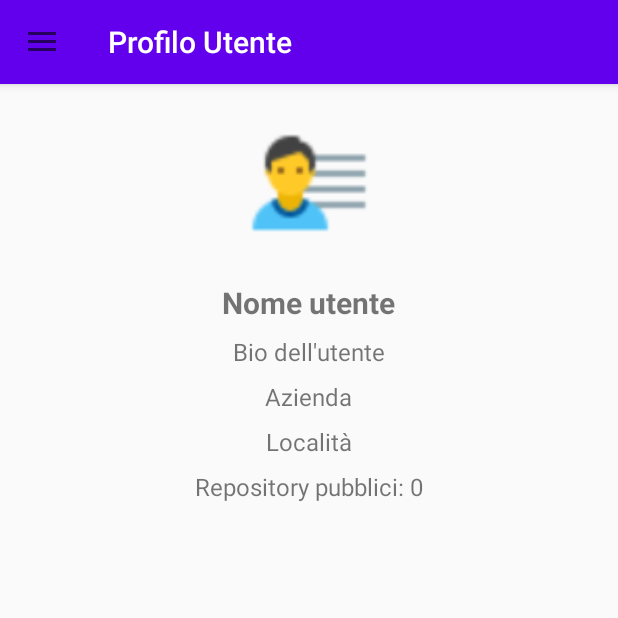
After one commit to xtemumio/GitHubRepo, an Android app: the UserProfileActivity screen opened directly, with no data from a screen before it, on a phone screen of 412 x 824 dp, the top half of it. The commit adds this screen. Run offline under Robolectric (Android 15) with nearby library versions, the phone set to English and light mode, and no system bars; our stand-ins replace Picasso; pictures from the network do not load.

Commit message:
creata una sezione dove visualizzare l'account utente

```diff
--- a/app/build.gradle.kts
+++ b/app/build.gradle.kts
@@ -69,6 +69,9 @@ dependencies {
     implementation(libs.androidx.appcompat)
     implementation(libs.androidx.recyclerview)
     implementation (libs.androidx.recyclerview.v121)
+    implementation(libs.firebase.firestore.ktx)
+    implementation("com.github.bumptech.glide:glide:4.12.0")
+    implementation("com.squareup.picasso:picasso:2.71828")
     testImplementation(libs.junit)
     androidTestImplementation(libs.androidx.junit)
     androidTestImplementation(libs.androidx.espresso.core)
--- a/app/src/main/AndroidManifest.xml
+++ b/app/src/main/AndroidManifest.xml
@@ -30,6 +30,7 @@
 
         </activity>
         <activity android:name=".MainActivity" />
+        <activity android:name=".UserProfileActivity" />
     </application>
 
 </manifest>
--- a/app/src/main/java/com/example/githubrepo/GitHubAuthService.kt
+++ b/app/src/main/java/com/example/githubrepo/GitHubAuthService.kt
@@ -1,5 +1,5 @@
-import com.example.githubrepo.AccessTokenResponse
 import com.example.githubrepo.Repository
+import com.google.firebase.firestore.auth.User
 import okhttp3.ResponseBody
 import retrofit2.Call
 import retrofit2.http.Field
@@ -22,4 +22,6 @@ interface GitHubAuthService {
     fun getRepositories(
         @Header("Authorization") accessToken: String
     ): Call<List<Repository>>
-}
+
+    @GET("user")
+    fun getUserProfile(@Header("Authorization") authToken: String): Call<com.example.githubrepo.User>}
--- /dev/null
+++ b/app/src/main/java/com/example/githubrepo/UserProfileActivity.kt
@@ -0,0 +1,133 @@
+package com.example.githubrepo
+
+import GitHubAuthService
+import android.content.Intent
+import android.os.Bundle
+import android.view.MenuItem
+import android.widget.ImageView
+import android.widget.TextView
+import android.widget.Toast
+import androidx.appcompat.app.ActionBarDrawerToggle
+import androidx.appcompat.app.AppCompatActivity
+import androidx.core.view.GravityCompat
+import com.google.android.material.navigation.NavigationView
+import com.squareup.picasso.Picasso
+import retrofit2.Call
+import retrofit2.Callback
+import retrofit2.Response
+import retrofit2.Retrofit
+import retrofit2.converter.gson.GsonConverterFactory
+
+class UserProfileActivity : AppCompatActivity(), NavigationView.OnNavigationItemSelectedListener {
+
+    private lateinit var profileImage: ImageView
+    private lateinit var userName: TextView
+    private lateinit var userBio: TextView
+    private lateinit var userCompany: TextView
+    private lateinit var userLocation: TextView
+    private lateinit var userPublicRepos: TextView
+    private lateinit var drawerLayout: androidx.drawerlayout.widget.DrawerLayout
+    private lateinit var navigationView: NavigationView
+    private var accessToken: String? = null
+
+    override fun onCreate(savedInstanceState: Bundle?) {
+        super.onCreate(savedInstanceState)
+        setContentView(R.layout.activity_user_profile)
+
+        drawerLayout = findViewById(R.id.drawerLayout)
+        navigationView = findViewById(R.id.navigationView)
+        navigationView.setNavigationItemSelectedListener(this)
+
+        val toolbar: androidx.appcompat.widget.Toolbar = findViewById(R.id.userProfileToolbar)
+        setSupportActionBar(toolbar)
+
+        val toggle = ActionBarDrawerToggle(
+            this, drawerLayout, toolbar, R.string.open_drawer, R.string.close_drawer
+        )
+        drawerLayout.addDrawerListener(toggle)
+        toggle.syncState()
+
+        profileImage = findViewById(R.id.profileImage)
+        userName = findViewById(R.id.userName)
+        userBio = findViewById(R.id.userBio)
+        userCompany = findViewById(R.id.userCompany)
+        userLocation = findViewById(R.id.userLocation)
+        userPublicRepos = findViewById(R.id.userPublicRepos)
+
+        accessToken = intent.getStringExtra("ACCESS_TOKEN")
+        if (accessToken != null) {
+            fetchUserProfile(accessToken!!)
+        } else {
+            Toast.makeText(this, "Token di accesso non trovato", Toast.LENGTH_SHORT).show()
+        }
+    }
+
+    private fun fetchUserProfile(accessToken: String) {
+        val retrofit = Retrofit.Builder()
+            .baseUrl("https://api.github.com/")
+            .addConverterFactory(GsonConverterFactory.create())
+            .build()
+
+        val service = retrofit.create(GitHubAuthService::class.java)
+        val call: Call<User> = service.getUserProfile("Bearer $accessToken")
+
+        call.enqueue(object : Callback<User> {
+            override fun onResponse(call: Call<User>, response: Response<User>) {
+                if (response.isSuccessful) {
+                    val user = response.body()
+                    if (user != null) {
+                        updateUI(user)
+                    }
+                } else {
+                    Toast.makeText(this@UserProfileActivity, "Errore nel recupero del profilo", Toast.LENGTH_SHORT).show()
+                }
+            }
+
+            override fun onFailure(call: Call<User>, t: Throwable) {
+                Toast.makeText(this@UserProfileActivity, "Errore di connessione", Toast.LENGTH_SHORT).show()
+            }
+        })
+    }
+
+    private fun updateUI(user: User) {
+        userName.text = user.name
+        userBio.text = user.bio ?: "Bio non disponibile"
+        userCompany.text = "Azienda: ${user.company ?: "N/A"}"
+        userLocation.text = "Località: ${user.location ?: "N/A"}"
+        userPublicRepos.text = "Repository pubblici: ${user.publicRepos}"
+
+        Picasso.get()
+            .load(user.avatarUrl)
+            .placeholder(R.drawable.user_menu)
+            .error(R.drawable.user_menu)
+            .into(profileImage)
+    }
+
+    private fun handleLogout() {
+        getSharedPreferences("MyAppPrefs", MODE_PRIVATE).edit().remove("ACCESS_TOKEN").apply()
+        val intent = Intent(this, LoginActivity::class.java)
+        intent.flags = Intent.FLAG_ACTIVITY_CLEAR_TOP or Intent.FLAG_ACTIVITY_NEW_TASK
+        startActivity(intent)
+        finish()
+        Toast.makeText(this, "Logout effettuato", Toast.LENGTH_SHORT).show()
+    }
+
+    override fun onNavigationItemSelected(item: MenuItem): Boolean {
+        when (item.itemId) {
+            R.id.menu_home -> {
+                drawerLayout.closeDrawer(GravityCompat.START)
+                finish()
+            }
+            R.id.menu_logout -> handleLogout()
+        }
+        return true
+    }
+
+    override fun onBackPressed() {
+        if (drawerLayout.isDrawerOpen(GravityCompat.START)) {
+            drawerLayout.closeDrawer(GravityCompat.START)
+        } else {
+            super.onBackPressed()
+        }
+    }
+}
--- /dev/null
+++ b/app/src/main/res/layout/activity_user_profile.xml
@@ -0,0 +1,103 @@
+<?xml version="1.0" encoding="utf-8"?>
+<androidx.drawerlayout.widget.DrawerLayout xmlns:android="http://schemas.android.com/apk/res/android"
+    xmlns:app="http://schemas.android.com/apk/res-auto"
+    android:id="@+id/drawerLayout"
+    android:layout_width="match_parent"
+    android:layout_height="match_parent">
+
+    <!-- Contenuto principale della schermata (LinearLayout con Toolbar e RelativeLayout) -->
+    <LinearLayout
+        android:layout_width="match_parent"
+        android:layout_height="match_parent"
+        android:orientation="vertical">
+
+        <!-- Toolbar in alto -->
+        <androidx.appcompat.widget.Toolbar
+            android:id="@+id/userProfileToolbar"
+            android:layout_width="match_parent"
+            android:layout_height="wrap_content"
+            android:background="?attr/colorPrimary"
+            android:elevation="4dp"
+            app:title="Profilo Utente"
+            app:titleTextColor="@android:color/white" />
+
+        <!-- Layout per il contenuto del profilo utente -->
+        <RelativeLayout
+            android:layout_width="match_parent"
+            android:layout_height="match_parent"
+            android:padding="16dp">
+
+            <!-- Immagine del profilo utente -->
+            <ImageView
+                android:id="@+id/profileImage"
+                android:layout_width="100dp"
+                android:layout_height="100dp"
+                android:layout_centerHorizontal="true"
+                android:src="@drawable/user_menu"
+                android:contentDescription="@string/user_profile_image" />
+
+            <!-- Nome dell'utente -->
+            <TextView
+                android:id="@+id/userName"
+                android:layout_width="wrap_content"
+                android:layout_height="wrap_content"
+                android:layout_below="@id/profileImage"
+                android:layout_marginTop="16dp"
+                android:layout_centerHorizontal="true"
+                android:text="Nome utente"
+                android:textSize="20sp"
+                android:textStyle="bold" />
+
+            <!-- Altri dettagli dell'utente -->
+            <TextView
+                android:id="@+id/userBio"
+                android:layout_width="wrap_content"
+                android:layout_height="wrap_content"
+                android:layout_below="@id/userName"
+                android:layout_marginTop="8dp"
+                android:layout_centerHorizontal="true"
+                android:text="Bio dell'utente"
+                android:textSize="16sp" />
+
+            <TextView
+                android:id="@+id/userCompany"
+                android:layout_width="wrap_content"
+                android:layout_height="wrap_content"
+                android:layout_below="@id/userBio"
+                android:layout_marginTop="8dp"
+                android:layout_centerHorizontal="true"
+                android:text="Azienda"
+                android:textSize="16sp" />
+
+            <TextView
+                android:id="@+id/userLocation"
+                android:layout_width="wrap_content"
+                android:layout_height="wrap_content"
+                android:layout_below="@id/userCompany"
+                android:layout_marginTop="8dp"
+                android:layout_centerHorizontal="true"
+                android:text="Località"
+                android:textSize="16sp" />
+
+            <TextView
+                android:id="@+id/userPublicRepos"
+                android:layout_width="wrap_content"
+                android:layout_height="wrap_content"
+                android:layout_below="@id/userLocation"
+                android:layout_marginTop="8dp"
+                android:layout_centerHorizontal="true"
+                android:text="Repository pubblici: 0"
+                android:textSize="16sp" />
+        </RelativeLayout>
+    </LinearLayout>
+
+    <!-- NavigationView per il menu laterale -->
+    <com.google.android.material.navigation.NavigationView
+        android:id="@+id/navigationView"
+        android:layout_width="wrap_content"
+        android:layout_height="match_parent"
+        android:layout_gravity="start"
+        android:fitsSystemWindows="true"
+        app:menu="@menu/drawer_menu" />
+
+</androidx.drawerlayout.widget.DrawerLayout>
--- a/app/src/main/res/menu/drawer_menu.xml
+++ b/app/src/main/res/menu/drawer_menu.xml
@@ -1,10 +1,16 @@
 <menu xmlns:android="http://schemas.android.com/apk/res/android">
+    <item
+        android:id="@+id/menu_home"
+        android:icon="@drawable/home"
+    android:title="Home" />
+
+    <item
+        android:id="@+id/menu_profile"
+        android:icon="@drawable/user_menu"
+    android:title="Profilo Utente" />
+
     <item
         android:id="@+id/menu_logout"
         android:icon="@drawable/logout"
         android:title="Logout" />
-    <item
-        android:id="@+id/menu_github"
-        android:icon="@drawable/icon"
-        android:title="Apri GitHub" />
 </menu>
--- a/app/src/main/res/values/strings.xml
+++ b/app/src/main/res/values/strings.xml
@@ -3,4 +3,7 @@
     <string name="info_button_description">InfoButton</string>
     <string name="open">Apri menu</string>
     <string name="close">Chiudi menu</string>
+    <string name="open_drawer">Apri menu</string>
+    <string name="close_drawer">Chiudi menu</string>
+    <string name="user_profile_image">Immagine del profilo utente</string>
 </resources>
--- a/gradle/libs.versions.toml
+++ b/gradle/libs.versions.toml
@@ -13,6 +13,7 @@ okhttp = "4.9.0"
 recyclerview = "1.3.2"
 recyclerviewVersion = "1.2.1"
 retrofit = "2.9.0"
+firebaseFirestoreKtx = "25.1.1"
 
 [libraries]
 androidx-core-ktx = { group = "androidx.core", name = "core-ktx", version.ref = "coreKtx" }
@@ -34,6 +35,7 @@ androidx-appcompat = { group = "androidx.appcompat", name = "appcompat", version
 androidx-recyclerview = { group = "androidx.recyclerview", name = "recyclerview", version.ref = "recyclerview" }
 okhttp = { module = "com.squareup.okhttp3:okhttp", version.ref = "okhttp" }
 retrofit = { module = "com.squareup.retrofit2:retrofit", version.ref = "retrofit" }
+firebase-firestore-ktx = { group = "com.google.firebase", name = "firebase-firestore-ktx", version.ref = "firebaseFirestoreKtx" }
 
 [plugins]
 android-application = { id = "com.android.application", version.ref = "agp" }
```
Also changed, not shown: app/src/main/java/com/example/githubrepo/MainActivity.kt (+53 -77 lines), app/src/main/java/com/example/githubrepo/User.kt (added, +12 -0 lines), app/src/main/res/drawable/home.png (added), app/src/main/res/drawable/user_menu.png (added).
